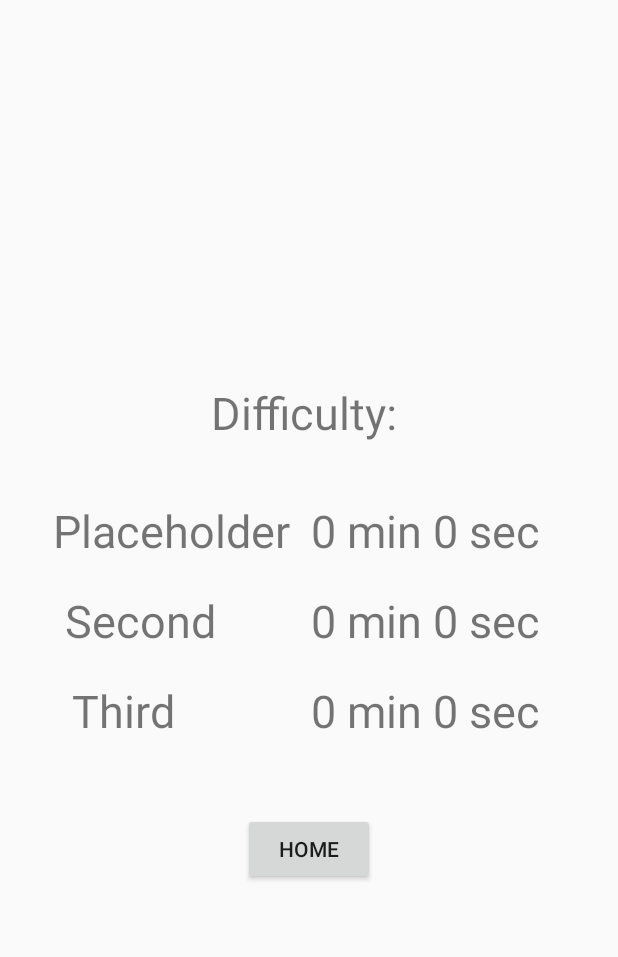
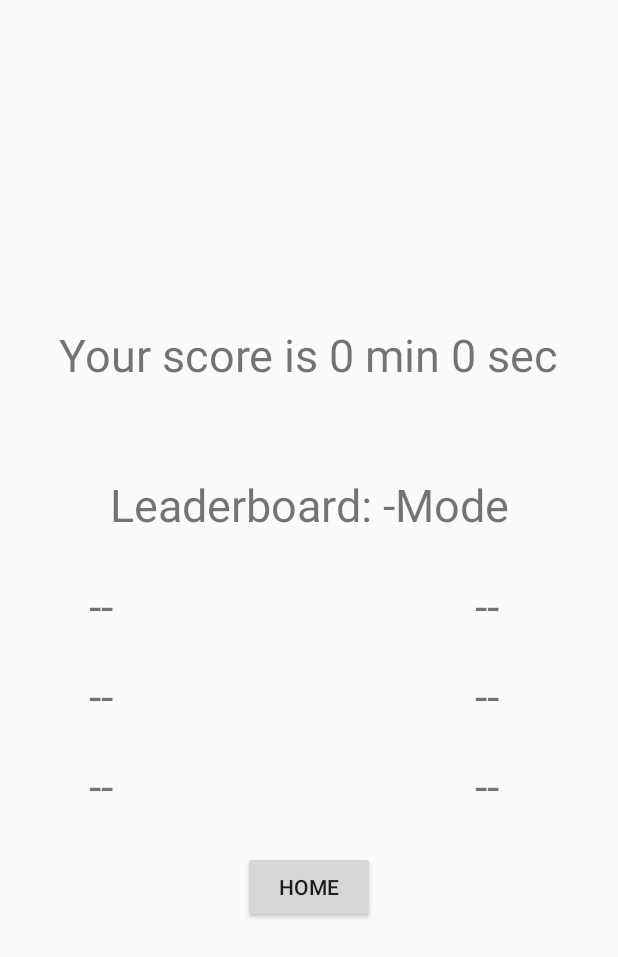
Before and after one commit to lupingsu236/GDipSA-Android-Java-Project, an Android app: the EndGameActivity screen opened directly, with no data from a screen before it, after a tap on "LEADERBOARD", on a phone screen of 412 x 824 dp. Shown: the top 957 px of the screen. Run offline under Robolectric (Android 15) with nearby library versions, the phone set to English and light mode, and no system bars.

Commit message:
Fixed backbutton and leaderboard. Left the UI for leaderboard.

```diff
--- a/app/src/main/java/com/example/caproject/EndGameActivity.java
+++ b/app/src/main/java/com/example/caproject/EndGameActivity.java
@@ -63,25 +63,20 @@ public class EndGameActivity extends AppCompatActivity implements Top3DialogFrag
 
         //Set shared preferences to save scores
         sharedPref = context.getSharedPreferences(gameDifficultyString, Context.MODE_PRIVATE);
-        SharedPreferences.Editor editor = sharedPref.edit();
         firstTime = sharedPref.getLong("firstTime", 0);
         secondTime = sharedPref.getLong("secondTime", 0);
         thirdTime = sharedPref.getLong("thirdTime", 0);
 
         //Trigger dialog if requirements are met
         if (millis < firstTime || (firstTime == 0)) {
-            editor.putLong("firstTime", millis);
             alert.show(getSupportFragmentManager(), "Top3DialogFragment");
         }
         else if (millis < secondTime || (secondTime == 0)) {
-            editor.putLong("secondTime", millis);
             alert.show(getSupportFragmentManager(), "Top3DialogFragment");
         }
         else if (millis < thirdTime || (thirdTime == 0)) {
-            editor.putLong("thirdTime", millis);
             alert.show(getSupportFragmentManager(), "Top3DialogFragment");
         }
-        editor.commit();
 
         TextView timerMessageView = findViewById(R.id.timerMessageView);
         timerMessageView.setText(String.format("You only took %dmin %dseconds!", minutes, seconds));
@@ -92,36 +87,56 @@ public class EndGameActivity extends AppCompatActivity implements Top3DialogFrag
         MediaPlayer clap = MediaPlayer.create(this,R.raw.applause8);
         clap.start();
 
-        homeBtn = findViewById(R.id.returnHomeBtn);
-        homeBtn.setOnClickListener(view -> {
-            setName();
+        homeBtn = (Button) findViewById(R.id.returnHomeBtn);
+        homeBtn.setOnClickListener(new View.OnClickListener() {
+            @Override
+            public void onClick(View view) {
                 finish();
                 Intent intent = new Intent(view.getContext(), StartActivity.class);
                 view.getContext().startActivity(intent);
+            }
         });
 
-        leaderboardBtn = findViewById(R.id.leaderboardBtn);
-        leaderboardBtn.setOnClickListener(view -> {
-            setName();
+        leaderboardBtn = (Button) findViewById(R.id.leaderboardBtn);
+        leaderboardBtn.setOnClickListener(new View.OnClickListener() {
+            @Override
+            public void onClick(View view) {
                 finish();
                 Intent intent = new Intent(view.getContext(), LeaderboardActivity.class);
                 intent.putExtra("difficulty", gameDifficultyString);
                 view.getContext().startActivity(intent);
+            }
         });
     }
 
-    public void setName() {
+    @Override
+    public void onBackPressed() {
+        finish();
+        Intent intent = new Intent(EndGameActivity.this, StartActivity.class);
+        startActivity(intent);
+    }
+
+    public void saveValues() {
         Context context = getApplicationContext();
         sharedPref = context.getSharedPreferences(gameDifficultyString, Context.MODE_PRIVATE);
         SharedPreferences.Editor editor = sharedPref.edit();
         if (millis < firstTime || (firstTime == 0)) {
+            editor.putString("thirdName", sharedPref.getString("secondName", "--"));
+            editor.putLong("thirdTime", sharedPref.getLong("secondTime", 0));
+            editor.putString("secondName", sharedPref.getString("firstName", "--"));
+            editor.putLong("secondTime", sharedPref.getLong("firstTime", 0));
             editor.putString("firstName", name);
+            editor.putLong("firstTime", millis);
         }
         else if (millis < secondTime || (secondTime == 0)) {
+            editor.putString("thirdName", sharedPref.getString("secondName", "--"));
+            editor.putLong("thirdTime", sharedPref.getLong("secondTime", 0));
             editor.putString("secondName", name);
+            editor.putLong("secondTime", millis);
         }
         else if (millis < thirdTime || (thirdTime == 0)) {
             editor.putString("thirdName", name);
+            editor.putLong("thirdTime", millis);
         }
         editor.commit();
     }
--- a/app/src/main/java/com/example/caproject/GameActivity.java
+++ b/app/src/main/java/com/example/caproject/GameActivity.java
@@ -291,6 +291,7 @@ public class GameActivity extends AppCompatActivity implements PauseDialogFragme
 
     public void goToEndPage(){
         //send timing and start EndActivity
+        finish();
         long millis = (System.currentTimeMillis() - startTime) + timeElapsed;
         int seconds = (int) (millis / 1000);
         int minutes = seconds / 60;
--- a/app/src/main/java/com/example/caproject/LeaderboardActivity.java
+++ b/app/src/main/java/com/example/caproject/LeaderboardActivity.java
@@ -26,12 +26,20 @@ public class LeaderboardActivity extends AppCompatActivity {
         long secondTime = sharedPref.getLong("secondTime", 0);
         long thirdTime = sharedPref.getLong("thirdTime", 0);
 
-        String firstName = sharedPref.getString("firstName", "First");
-        String secondName = sharedPref.getString("secondName", "Second");
-        String thirdName = sharedPref.getString("thirdName", "Third");
+        String firstName = sharedPref.getString("firstName", "--");
+        String secondName = sharedPref.getString("secondName", "--");
+        String thirdName = sharedPref.getString("thirdName", "--");
+
+        long millis = getIntent().getLongExtra("millis", 0);
+        int seconds = (int) (millis / 1000);
+        int minutes = seconds / 60;
+        seconds = seconds % 60;
+
+        TextView yourScore = (TextView) findViewById(R.id.yourScore);
+        yourScore.setText(String.format("Your score is %d min %d sec", minutes, seconds));
 
         TextView difficultyView = (TextView) findViewById(R.id.difficultyLevel);
-        difficultyView.setText("Difficulty: " + difficulty);
+        difficultyView.setText("Leaderboard: " + difficulty + "-Mode");
 
         TextView firstTimeView = (TextView) findViewById(R.id.firstTime);
         firstTimeView.setText(displayAsTime(firstTime));
@@ -58,7 +66,15 @@ public class LeaderboardActivity extends AppCompatActivity {
         });
     }
 
+    @Override
+    public void onBackPressed() {
+        finish();
+        Intent intent = new Intent(LeaderboardActivity.this, StartActivity.class);
+        startActivity(intent);
+    }
+
     public String displayAsTime(long millis) {
+        if (millis == 0) return "--";
         int seconds = (int) (millis / 1000);
         int minutes = seconds / 60;
         seconds = seconds % 60;
--- a/app/src/main/java/com/example/caproject/MainActivity.java
+++ b/app/src/main/java/com/example/caproject/MainActivity.java
@@ -141,6 +141,7 @@ public class MainActivity extends AppCompatActivity {
             @Override
             public void onClick(View v) {
                 if (imageSelected.size() == noOfImages) {
+                    finish();
                     Intent intent = new Intent(getApplicationContext(), GameActivity.class);
                     Bundle bundle = new Bundle();
                     bundle.putInt("noOfImages", noOfImages);
--- a/app/src/main/res/layout/activity_leaderboard.xml
+++ b/app/src/main/res/layout/activity_leaderboard.xml
@@ -2,41 +2,54 @@
 <androidx.constraintlayout.widget.ConstraintLayout
     xmlns:android="http://schemas.android.com/apk/res/android"
     xmlns:app="http://schemas.android.com/apk/res-auto"
-    xmlns:tools="http://schemas.android.com/tools"
     android:layout_width="match_parent"
     android:layout_height="match_parent">
+
+    <TextView
+        android:id="@+id/yourScore"
+        android:layout_width="wrap_content"
+        android:layout_height="wrap_content"
+        android:layout_marginBottom="10dp"
+        android:text="Your score is 00 min 00 sec"
+        android:textSize="30dp"
+        app:layout_constraintBottom_toTopOf="@+id/firstName"
+        app:layout_constraintEnd_toEndOf="parent"
+        app:layout_constraintHorizontal_bias="0.5"
+        app:layout_constraintStart_toStartOf="parent"
+        app:layout_constraintTop_toTopOf="parent"
+        app:layout_constraintVertical_bias="0.65" />
 
     <TextView
         android:id="@+id/difficultyLevel"
         android:layout_width="wrap_content"
         android:layout_height="wrap_content"
         android:layout_marginBottom="10dp"
-        android:text="Difficulty: Easy"
+        android:text="Leaderboard: Easy-Mode"
         android:textSize="30dp"
         app:layout_constraintBottom_toTopOf="@+id/firstName"
         app:layout_constraintEnd_toEndOf="parent"
         app:layout_constraintHorizontal_bias="0.5"
         app:layout_constraintStart_toStartOf="parent"
         app:layout_constraintTop_toTopOf="parent"
-        app:layout_constraintVertical_bias="0.9" />
+        app:layout_constraintVertical_bias="0.95" />
 
     <TextView
         android:id="@+id/firstName"
         android:layout_width="wrap_content"
         android:layout_height="wrap_content"
-        android:layout_marginBottom="450dp"
+        android:layout_marginBottom="400dp"
         android:text="1. Apple"
         android:textSize="30dp"
         app:layout_constraintBottom_toBottomOf="parent"
         app:layout_constraintEnd_toEndOf="parent"
-        app:layout_constraintHorizontal_bias="0.14"
+        app:layout_constraintHorizontal_bias="0.15"
         app:layout_constraintStart_toStartOf="parent" />
 
     <TextView
         android:id="@+id/firstTime"
         android:layout_width="wrap_content"
         android:layout_height="wrap_content"
-        android:layout_marginBottom="450dp"
+        android:layout_marginBottom="400dp"
         android:text="0 min 30 sec"
         android:textSize="30dp"
         app:layout_constraintBottom_toBottomOf="parent"
@@ -48,19 +61,19 @@
         android:id="@+id/secondName"
         android:layout_width="wrap_content"
         android:layout_height="wrap_content"
-        android:layout_marginBottom="390dp"
+        android:layout_marginBottom="340dp"
         android:text="2. Pear"
         android:textSize="30dp"
         app:layout_constraintBottom_toBottomOf="parent"
         app:layout_constraintEnd_toEndOf="parent"
-        app:layout_constraintHorizontal_bias="0.14"
+        app:layout_constraintHorizontal_bias="0.15"
         app:layout_constraintStart_toStartOf="parent" />
 
     <TextView
         android:id="@+id/secondTime"
         android:layout_width="wrap_content"
         android:layout_height="wrap_content"
-        android:layout_marginBottom="390dp"
+        android:layout_marginBottom="340dp"
         android:text="1 min 30 sec"
         android:textSize="30dp"
         app:layout_constraintBottom_toBottomOf="parent"
@@ -72,19 +85,19 @@
         android:id="@+id/thirdName"
         android:layout_width="wrap_content"
         android:layout_height="wrap_content"
-        android:layout_marginBottom="330dp"
+        android:layout_marginBottom="280dp"
         android:text="3. Guava"
         android:textSize="30dp"
         app:layout_constraintBottom_toBottomOf="parent"
         app:layout_constraintEnd_toEndOf="parent"
-        app:layout_constraintHorizontal_bias="0.14"
+        app:layout_constraintHorizontal_bias="0.15"
         app:layout_constraintStart_toStartOf="parent" />
 
     <TextView
         android:id="@+id/thirdTime"
         android:layout_width="wrap_content"
         android:layout_height="wrap_content"
-        android:layout_marginBottom="330dp"
+        android:layout_marginBottom="280dp"
         android:text="2 min 00 sec"
         android:textSize="30dp"
         app:layout_constraintBottom_toBottomOf="parent"
@@ -102,6 +115,6 @@
         app:layout_constraintHorizontal_bias="0.5"
         app:layout_constraintStart_toStartOf="parent"
         app:layout_constraintTop_toBottomOf="@+id/thirdName"
-        app:layout_constraintVertical_bias="0.17"></Button>
+        app:layout_constraintVertical_bias="0.1"></Button>
 
 </androidx.constraintlayout.widget.ConstraintLayout>
```
Lines whose indentation alone changed are shown as unchanged.
